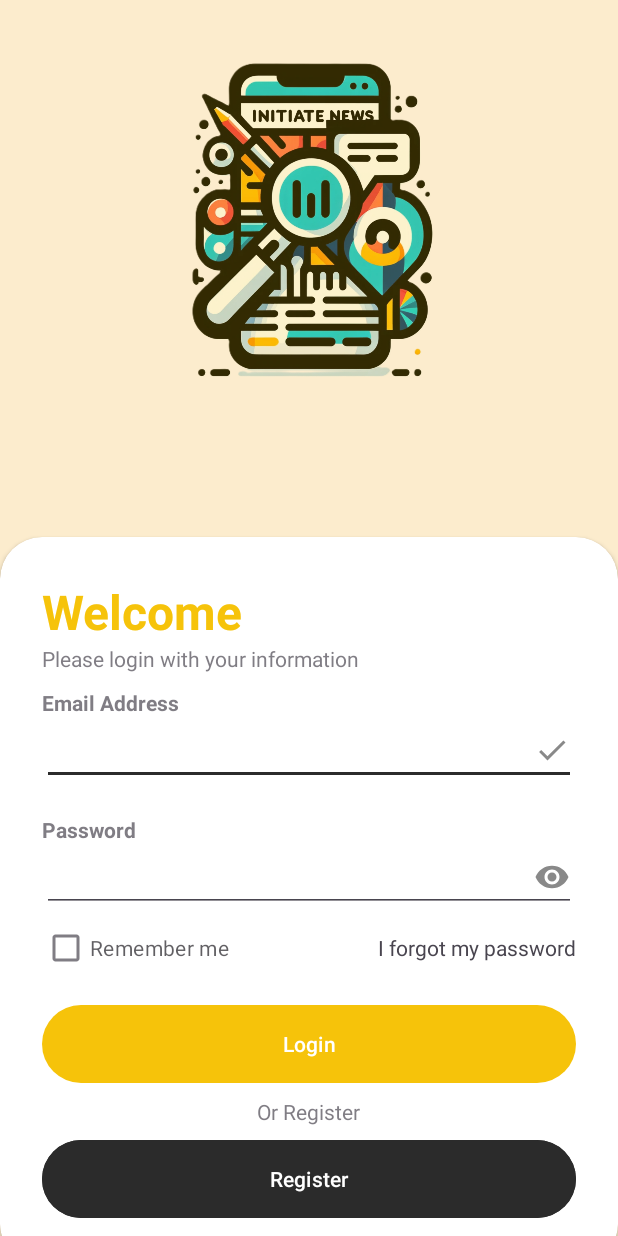
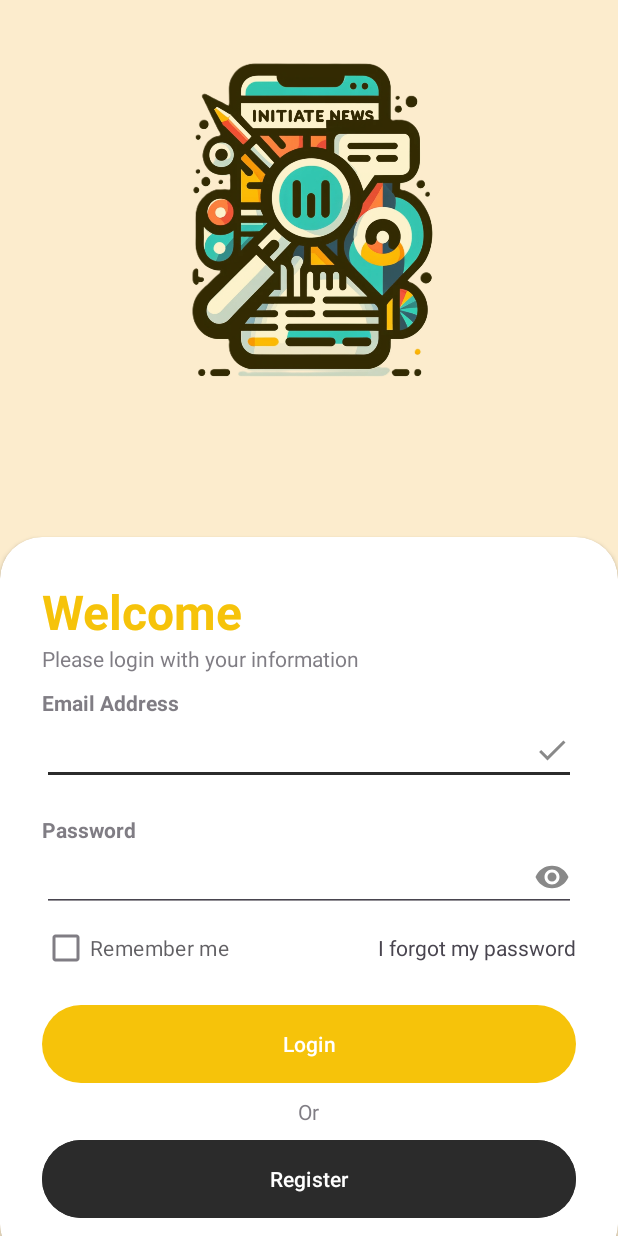
Before and after one commit to Gemnnn/Initiate-News, an Android app: the screen it shows after launch (LoginActivity), on a phone screen of 412 x 824 dp. Run offline under Robolectric (Android 15) with nearby library versions, the phone set to English and light mode, and no system bars.

Commit message:
Fix: fix the letter

```diff
--- a/app/src/main/res/layout/activity_login.xml
+++ b/app/src/main/res/layout/activity_login.xml
@@ -126,7 +126,7 @@
             <TextView
                 android:layout_width="wrap_content"
                 android:layout_height="wrap_content"
-                android:text="Or Register"
+                android:text="Or"
                 android:layout_gravity="center"
                 android:alpha="0.7"/>
 
```
